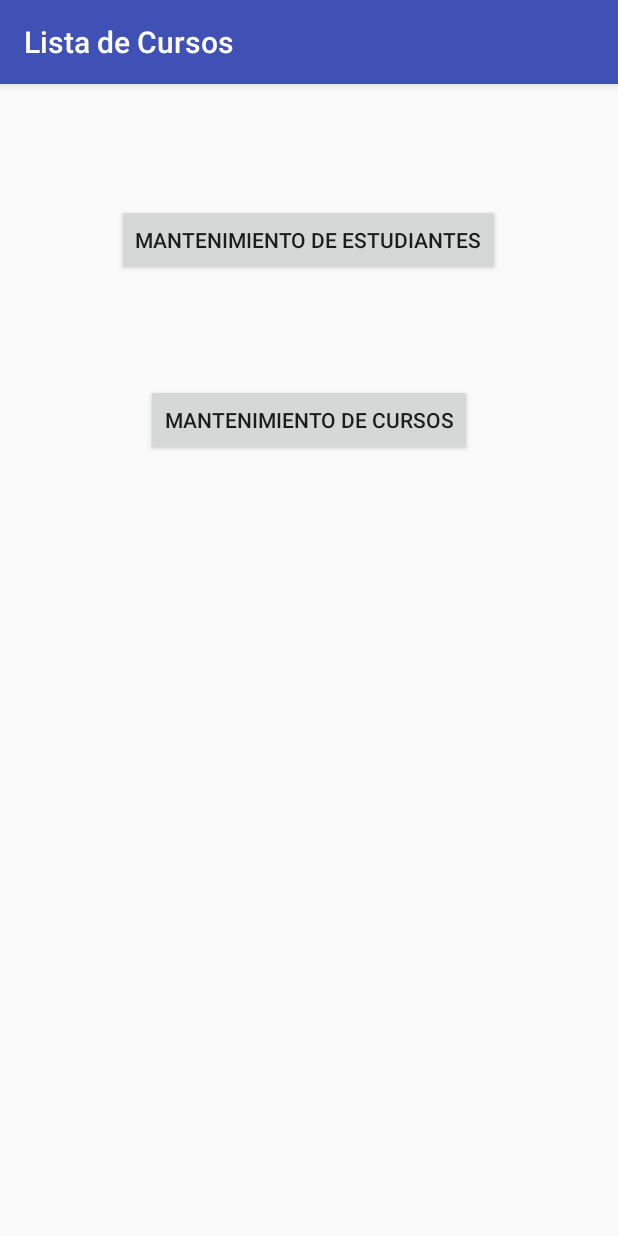
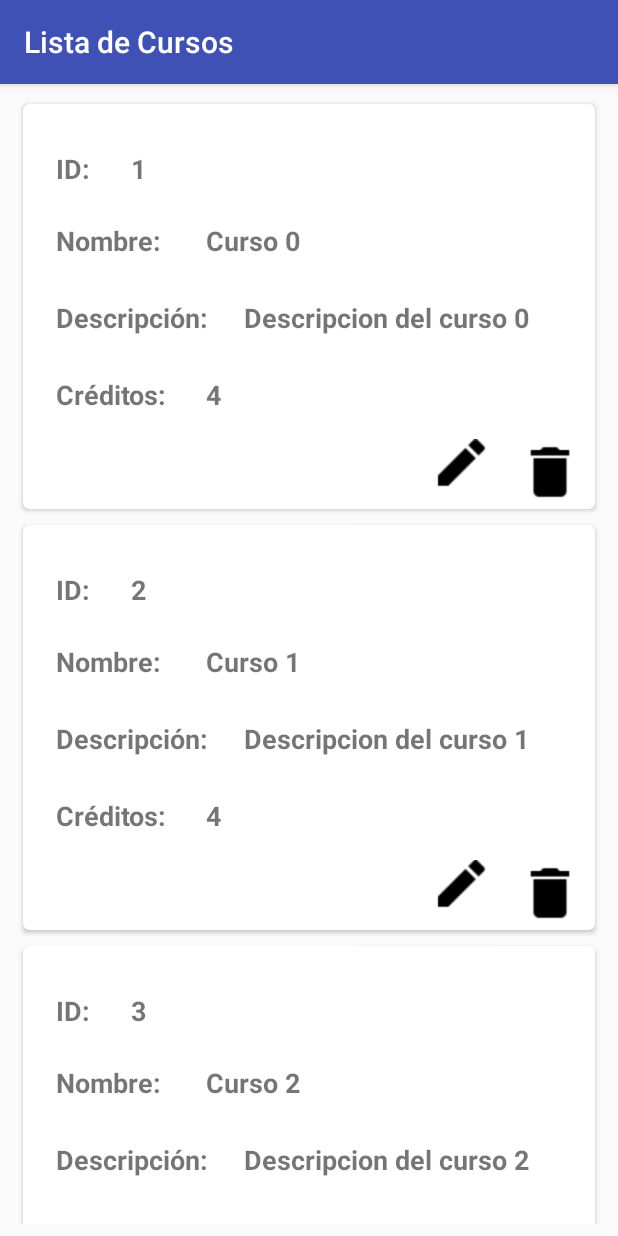
Before and after one commit to PrograMovil/Lab-BaseDatos, an Android app: the screen it shows after launch (MainActivity before the commit, CursosActivity after it), after a tap on "MANTENIMIENTO DE CURSOS", on a phone screen of 412 x 824 dp. Run offline under Robolectric (Android 15) with nearby library versions, the phone set to English and light mode, and no system bars; 1 other tap on this screen came first.

```diff
--- a/app/build.gradle
+++ b/app/build.gradle
@@ -28,5 +28,6 @@ dependencies {
     compile 'com.android.support:appcompat-v7:23.1.1'
     compile 'com.android.support:recyclerview-v7:23.1.1'
     compile 'com.android.support:cardview-v7:23.1.1'
+    compile 'com.android.support:support-v4:23.4.0'
     testCompile 'junit:junit:4.12'
 }
--- a/app/src/main/AndroidManifest.xml
+++ b/app/src/main/AndroidManifest.xml
@@ -15,7 +15,9 @@
                 <category android:name="android.intent.category.LAUNCHER" />
             </intent-filter>
         </activity>
-        <activity android:name=".CursoActivity"></activity>
+        <activity android:name=".CursoActivity" />
+        <activity android:name=".CursosActivity" />
+        <activity android:name=".EstudiantesActivity"></activity>
     </application>
 
 </manifest>
--- /dev/null
+++ b/app/src/main/java/com/lab_bd01/CursosActivity.java
@@ -0,0 +1,13 @@
+package com.lab_bd01;
+
+import android.support.v7.app.AppCompatActivity;
+import android.os.Bundle;
+
+public class CursosActivity extends AppCompatActivity {
+
+    @Override
+    protected void onCreate(Bundle savedInstanceState) {
+        super.onCreate(savedInstanceState);
+        setContentView(R.layout.activity_cursos);
+    }
+}
--- a/app/src/main/java/com/lab_bd01/MainActivity.java
+++ b/app/src/main/java/com/lab_bd01/MainActivity.java
@@ -1,9 +1,11 @@
 package com.lab_bd01;
 
+        import android.content.Intent;
         import android.database.sqlite.SQLiteDatabase;
         import android.database.sqlite.SQLiteException;
         import android.support.v4.app.Fragment;
         import android.support.v4.app.FragmentManager;
+        import android.support.v4.app.FragmentTransaction;
         import android.support.v7.app.AppCompatActivity;
         import android.os.Bundle;
         import android.view.View;
@@ -24,19 +26,12 @@ public class MainActivity extends AppCompatActivity {
         btnCrudCur=(Button) findViewById(R.id.botonCrudCursos);
         btnCrudEst=(Button) findViewById(R.id.botonCrudEstudiantes);
 
+
         btnCrudCur.setOnClickListener(new View.OnClickListener() {
             @Override
             public void onClick(View view) {
-                //Cargar fragment de la lista de cursos
-                FragmentManager fm = getSupportFragmentManager();
-                Fragment fragment = fm.findFragmentById(R.id.fragmentCursosContainer);
-
-                if (fragment == null) {
-                    fragment = new CursosFragment();
-                    fm.beginTransaction()
-                            .add(R.id.fragmentCursosContainer, fragment)
-                            .commit();
-                }
+                Intent intent = new Intent(MainActivity.this, CursosActivity.class);
+                MainActivity.this.startActivity(intent);
             }
         });
 
@@ -44,16 +39,8 @@ public class MainActivity extends AppCompatActivity {
         btnCrudEst.setOnClickListener(new View.OnClickListener() {
             @Override
             public void onClick(View view) {
-                //Cargar fragment de la lista de estudiantes
-                FragmentManager fm = getSupportFragmentManager();
-                Fragment fragment = fm.findFragmentById(R.id.fragmentEstudiantesContainer);
-
-                if (fragment == null) {
-                    fragment = new EstudiantesFragment();
-                    fm.beginTransaction()
-                            .add(R.id.fragmentEstudiantesContainer, fragment)
-                            .commit();
-                }
+                Intent intent = new Intent(MainActivity.this, EstudiantesActivity.class);
+                MainActivity.this.startActivity(intent);
             }
         });
 
--- /dev/null
+++ b/app/src/main/res/layout/activity_cursos.xml
@@ -0,0 +1,13 @@
+<?xml version="1.0" encoding="utf-8"?>
+<LinearLayout xmlns:android="http://schemas.android.com/apk/res/android"
+    android:layout_width="match_parent"
+    android:layout_height="match_parent"
+    android:orientation="vertical" >
+
+    <fragment
+        android:name="com.lab_bd01.CursosFragment"
+        android:id="@+id/cursosFrag"
+        android:layout_width="match_parent"
+        android:layout_height="match_parent" />
+
+</LinearLayout>
--- a/app/src/main/res/values/strings.xml
+++ b/app/src/main/res/values/strings.xml
@@ -1,3 +1,6 @@
 <resources>
     <string name="app_name">LAB-BD01</string>
+
+    <!-- TODO: Remove or change this placeholder text -->
+    <string name="hello_blank_fragment">Hello blank fragment</string>
 </resources>
```
Also changed, not shown: app/src/main/java/com/lab_bd01/EstudiantesActivity.java (added, +13 -0 lines), app/src/main/res/layout/activity_estudiantes.xml (added, +13 -0 lines).
